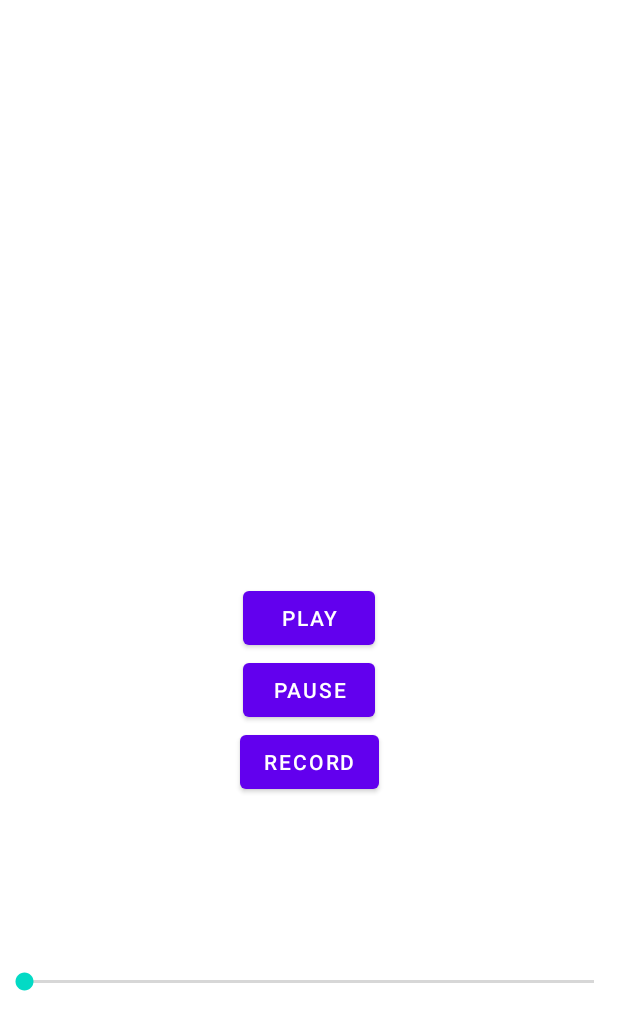
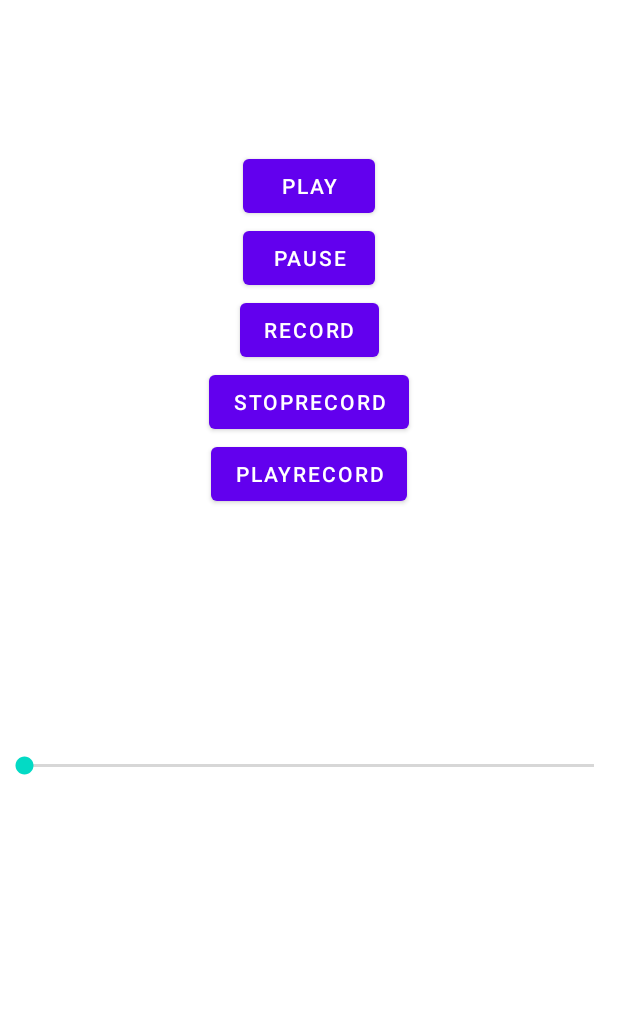
Before and after one commit to tsmoosavi/MediaPlayer, an Android app: the layout activity_main.xml on its own in the app's theme, with its tools: preview values and no code run, on a phone screen of 412 x 824 dp. Shown: the top 1030 px of the screen. Run offline under Robolectric (Android 15) with nearby library versions, the phone set to English and light mode, and no system bars.

Commit message:
recorder completed

```diff
--- a/app/src/main/res/layout/activity_main.xml
+++ b/app/src/main/res/layout/activity_main.xml
@@ -11,7 +11,7 @@
         android:layout_width="wrap_content"
         android:layout_height="wrap_content"
         android:text="play"
-        app:layout_constraintBottom_toBottomOf="parent"
+       android:layout_marginTop="100dp"
         app:layout_constraintLeft_toLeftOf="parent"
         app:layout_constraintRight_toRightOf="parent"
         app:layout_constraintTop_toTopOf="parent" />
@@ -31,6 +31,23 @@
         app:layout_constraintTop_toBottomOf="@+id/pauseButton"
         app:layout_constraintLeft_toLeftOf="parent"
         app:layout_constraintRight_toRightOf="parent" />
+    <Button
+        android:id="@+id/stopRecordButton"
+        android:layout_width="wrap_content"
+        android:layout_height="wrap_content"
+        android:text="StopRecord"
+        app:layout_constraintTop_toBottomOf="@+id/recordButton"
+        app:layout_constraintLeft_toLeftOf="parent"
+        app:layout_constraintRight_toRightOf="parent" />
+    <Button
+        android:id="@+id/playRecordButton"
+        android:layout_width="wrap_content"
+        android:layout_height="wrap_content"
+        android:text="PlayRecord"
+        app:layout_constraintTop_toBottomOf="@+id/stopRecordButton"
+        app:layout_constraintLeft_toLeftOf="parent"
+        app:layout_constraintRight_toRightOf="parent" />
+
     <SeekBar
         android:id="@+id/seekBar"
         android:layout_width="match_parent"
```
Also changed, not shown: app/src/main/java/com/example/mediaplayer/MainActivity.kt (+51 -51 lines), app/src/main/java/com/example/mediaplayer/RecordPage.kt (+62 -61 lines).
